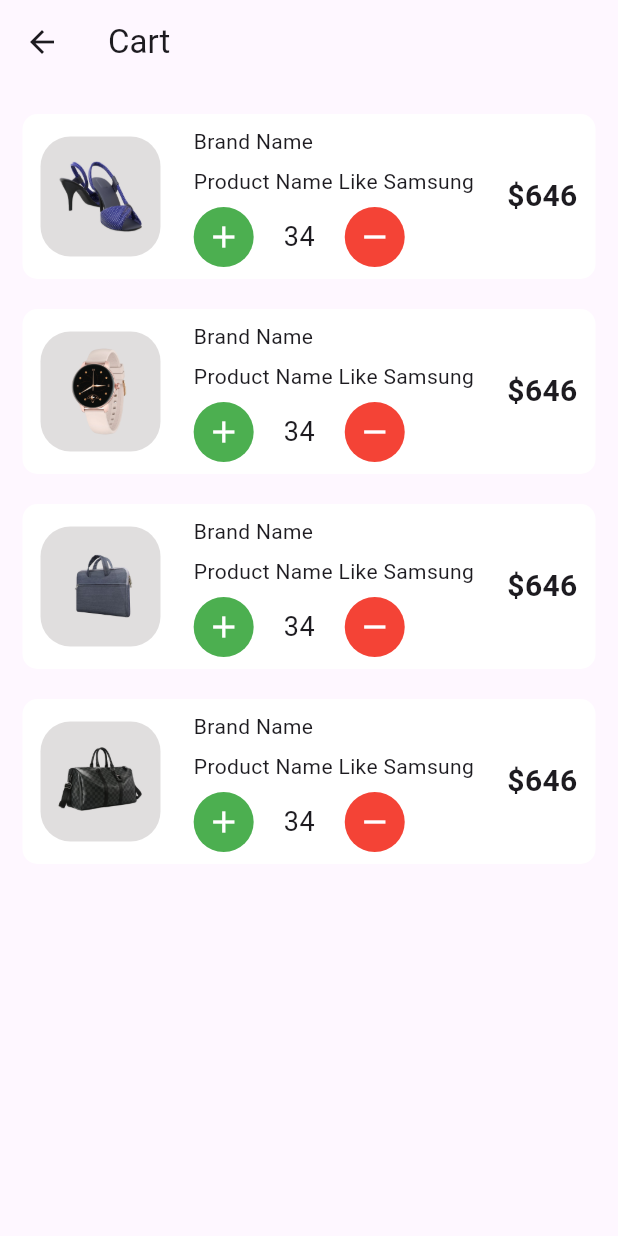
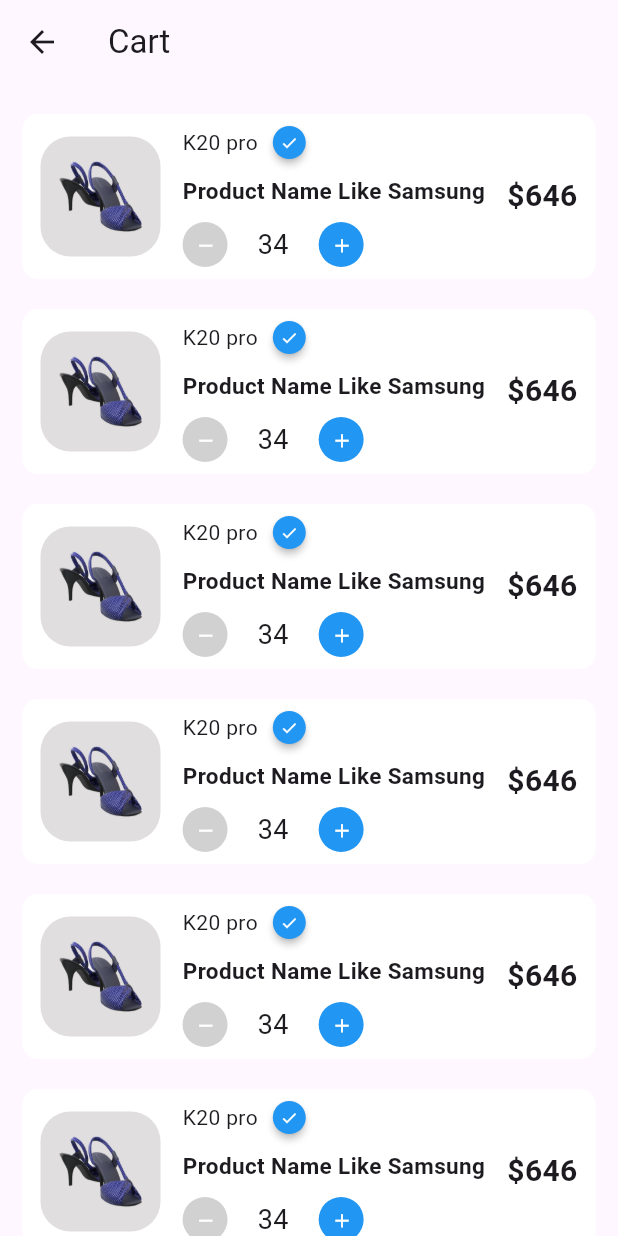
Before and after one commit to pranesh12/gadget_shop_app, a Flutter app: the screen it shows after launch, after a tap on the "shopping bag" icon, on a phone screen of 412 x 824 dp. Run offline on Flutter 3.47's test engine with Material 3 defaults, Android fonts, the phone set to English and light mode, and no system bars; drawn by our look-alikes of badges; our stand-ins replace curved_navigation_bar.

Commit message:
card style changed

```diff
--- a/lib/screens/cart_screen.dart
+++ b/lib/screens/cart_screen.dart
@@ -1,4 +1,5 @@
 import 'package:flutter/material.dart';
+import 'package:badges/badges.dart' as badges;
 
 class CartScreen extends StatefulWidget {
   const CartScreen({super.key});
@@ -20,7 +21,7 @@
           child: Column(
             children: [
               //box or car
-              for (int i = 1; i < 5; i++)
+              for (int i = 1; i < 8; i++)
                 Container(
                   margin:
                       const EdgeInsets.symmetric(horizontal: 15, vertical: 10),
@@ -40,7 +41,7 @@
                             borderRadius: BorderRadius.circular(20),
                             color: Color.fromARGB(181, 212, 209, 209)),
                         child: Image.asset(
-                          "assets/images/$i.png",
+                          "assets/images/1.png",
                           height: 60,
                           width: 60,
                         ),
@@ -52,18 +53,44 @@
                           mainAxisAlignment: MainAxisAlignment.spaceBetween,
                           crossAxisAlignment: CrossAxisAlignment.start,
                           children: [
-                            const Text("Brand Name"),
-                            const Text("Product Name Like Samsung"),
+                            Container(
+                              child: const Row(
+                                children: [
+                                  Text("K20 pro"),
+                                  const SizedBox(width: 10),
+                                  badges.Badge(
+                                    badgeStyle: badges.BadgeStyle(
+                                      shape: badges.BadgeShape.twitter,
+                                      badgeColor: Colors
+                                          .blue, // Blue background for the tick
+                                    ),
+                                    badgeContent: Icon(
+                                      Icons.check,
+                                      color: Colors.white,
+                                      size: 12,
+                                    ),
+                                  ),
+                                ],
+                              ),
+                            ),
+                            const Text(
+                              "Product Name Like Samsung",
+                              style: TextStyle(
+                                  fontSize: 15, fontWeight: FontWeight.w700),
+                            ),
                             Container(
                               child: Row(
                                 mainAxisAlignment:
                                     MainAxisAlignment.spaceBetween,
                                 children: [
                                   CircleAvatar(
-                                    backgroundColor: Colors.green,
+                                    radius: 15,
+                                    backgroundColor: const Color.fromARGB(
+                                        255, 209, 209, 209),
                                     child: IconButton(
+                                      iconSize: 15,
                                       onPressed: () {},
-                                      icon: const Icon(Icons.add),
+                                      icon: const Icon(Icons.remove),
                                       color: Colors.white,
                                     ),
                                   ),
@@ -74,13 +101,15 @@
                                   ),
                                   const SizedBox(width: 20),
                                   CircleAvatar(
-                                    backgroundColor: Colors.red,
+                                    radius: 15,
+                                    backgroundColor: Colors.blue,
                                     child: IconButton(
+                                      iconSize: 15,
                                       onPressed: () {},
-                                      icon: const Icon(Icons.remove),
+                                      icon: const Icon(Icons.add),
                                       color: Colors.white,
                                     ),
-                                  )
+                                  ),
                                 ],
                               ),
                             ),
@@ -94,10 +123,27 @@
                           style: TextStyle(
                               fontWeight: FontWeight.bold, fontSize: 20),
                         ),
-                      )
+                      ),
                     ],
                   ),
-                )
+                ),
+
+              //Checkout
+
+              Container(
+                width: 500,
+                margin:
+                    const EdgeInsets.symmetric(horizontal: 12, vertical: 16),
+                padding: const EdgeInsets.symmetric(vertical: 8),
+                alignment: Alignment.center,
+                decoration: BoxDecoration(
+                    color: Colors.blueAccent,
+                    borderRadius: BorderRadius.circular(10)),
+                child: Text(
+                  "Checkout \$2674",
+                  style: TextStyle(color: Colors.white, fontSize: 20),
+                ),
+              ),
             ],
           ),
         ),
--- /dev/null
+++ b/lib/screens/product_details.dart
@@ -0,0 +1,15 @@
+import 'package:flutter/material.dart';
+
+class ProductDetails extends StatefulWidget {
+  const ProductDetails({Key? key}) : super(key: key);
+
+  @override
+  _ProductDetailsState createState() => _ProductDetailsState();
+}
+
+class _ProductDetailsState extends State<ProductDetails> {
+  @override
+  Widget build(BuildContext context) {
+    return Container();
+  }
+}
--- /dev/null
+++ b/lib/widgets/carousel.dart
@@ -0,0 +1,10 @@
+import 'package:flutter/material.dart';
+
+class Carousel extends StatelessWidget {
+  const Carousel({Key? key}) : super(key: key);
+
+  @override
+  Widget build(BuildContext context) {
+    return Container();
+  }
+}
--- a/lib/widgets/items_widget.dart
+++ b/lib/widgets/items_widget.dart
@@ -11,17 +11,16 @@
   @override
   Widget build(BuildContext context) {
     return GridView.count(
-      childAspectRatio: 0.68,
+      childAspectRatio: 0.60,
       mainAxisSpacing: 10,
       crossAxisSpacing: 10,
       shrinkWrap: true,
       padding: const EdgeInsets.all(20),
-      physics: NeverScrollableScrollPhysics(),
+      physics: const NeverScrollableScrollPhysics(),
       crossAxisCount: 2,
       children: [
-        for (int i = 1; i < 8; i++)
+        for (int i = 1; i <= 4; i++)
           Container(
-            padding: const EdgeInsets.only(left: 15, right: 15, top: 10),
             decoration: BoxDecoration(
               color: Colors.white,
               borderRadius: BorderRadius.circular(20),
@@ -29,8 +28,23 @@
             child: Column(
               crossAxisAlignment: CrossAxisAlignment.start,
               children: [
-                Padding(
-                  padding: const EdgeInsets.all(8.0),
+                Container(
+                  child: Stack(
+                    children: [
+                      Positioned(
+                          child: Container(
+                        margin: const EdgeInsets.symmetric(horizontal: 4),
+                        height: 180,
+                        decoration: BoxDecoration(
+                            color: Color.fromARGB(255, 246, 246, 246),
+                            borderRadius: BorderRadius.circular(20)),
+                      )),
+                      //iamge
+                      Positioned(child: Image.asset("assets/images/$i.png")),
+                      Positioned(
+                          child: Container(
+                        padding: const EdgeInsets.symmetric(
+                            horizontal: 12, vertical: 15),
                         child: Row(
                           mainAxisAlignment: MainAxisAlignment.spaceBetween,
                           children: [
@@ -38,81 +52,22 @@
                               padding: const EdgeInsets.all(5),
                               decoration: BoxDecoration(
                                 borderRadius: BorderRadius.circular(20),
-                          color: const Color.fromARGB(255, 24, 46, 241),
+                                color: const Color.fromARGB(240, 247, 225, 114),
                               ),
                               child: const Text(
                                 "-50%",
-                          style: TextStyle(color: Colors.white),
                               ),
                             ),
                             const Icon(
                               Icons.favorite_border,
-                        color: Colors.red,
+                              color: Colors.black,
                             ),
                           ],
                         ),
-                ),
-                // Expanded used for dynamic height based on image size
-                Expanded(
-                  child: InkWell(
-                    onTap: () {},
-                    child: Container(
-                      child: Image.asset(
-                        "assets/images/1.png",
-
-                        height: 120, // Image height can remain fixed
-                        width: 120, // Adjusts the image to fit within the space
-                      ),
-                    ),
-                  ),
-                ),
-                Expanded(
-                  child: Padding(
-                    padding:
-                        const EdgeInsets.symmetric(horizontal: 12, vertical: 5),
-                    child: Text(
-                      "Product Title",
-                      style: const TextStyle(
-                        fontWeight: FontWeight.bold,
-                        color: Colors.purple,
-                        fontSize: 16, // Reduced font size to avoid overflow
-                      ),
-                    ),
-                  ),
-                ),
-                const SizedBox(height: 10),
-                Expanded(
-                  child: Padding(
-                    padding: const EdgeInsets.symmetric(horizontal: 12),
-                    child: Container(
-                      alignment: Alignment.centerLeft,
-                      child: Text(
-                        "Write f of the product here. Here It goes is it right.Here it goes",
-                        style: const TextStyle(fontSize: 15),
-                      ),
-                    ),
-                  ),
-                ),
-                const SizedBox(height: 12),
-                Expanded(
-                  child: Padding(
-                    padding: const EdgeInsets.symmetric(horizontal: 12),
-                    child: Row(
-                      mainAxisAlignment: MainAxisAlignment.spaceBetween,
-                      children: const [
-                        Text(
-                          "\$55",
-                          style: TextStyle(fontSize: 15),
-                        ),
-                        Icon(
-                          Icons.shopping_cart_checkout_outlined,
-                          color: Colors.blue,
-                        ),
+                      ))
                     ],
                   ),
                 ),
-                ),
-                const SizedBox(height: 12),
               ],
             ),
           ),
```
Also changed, not shown: 1 other file. Lines whose indentation alone changed are shown as unchanged.
